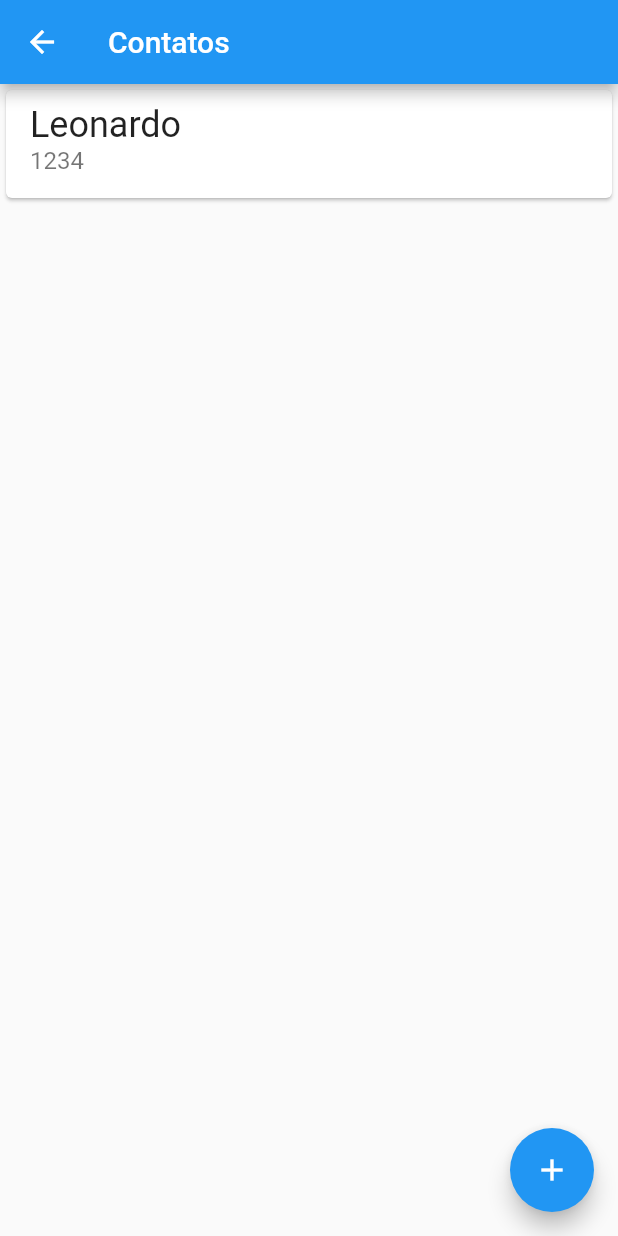
After one commit to leoomolina/alura-byte-bank, a Flutter app: the screen it shows after launch, after a tap on "Contacts", on a phone screen of 412 x 824 dp. The commit adds this screen. Run offline on Flutter 3.47's test engine with Material 2 defaults, Android fonts, the phone set to English and light mode, and no system bars.

Commit message:
Implementando o Dashboard

```diff
--- a/lib/main.dart
+++ b/lib/main.dart
@@ -1,3 +1,4 @@
+import 'package:bytebank/screens/dashboard.dart';
 import 'package:flutter/material.dart';
 
 void main() => runApp(ByteBankApp());
@@ -17,49 +18,3 @@ class ByteBankApp extends StatelessWidget {
     );
   }
 }
-
-class Dashboard extends StatelessWidget {
-  @override
-  Widget build(BuildContext context) {
-    return Scaffold(
-      appBar: AppBar(
-        title: Text('Dashboard'),
-        backgroundColor: Theme.of(context).primaryColor,
-      ),
-      body: Column(
-        mainAxisAlignment: MainAxisAlignment.spaceBetween,
-        crossAxisAlignment: CrossAxisAlignment.start,
-        children: [
-          Padding(
-            padding: const EdgeInsets.all(8.0),
-            child: Image.asset('images/bytebank_logo.png'),
-          ),
-          Padding(
-            padding: const EdgeInsets.all(8.0),
-            child: Container(
-              padding: EdgeInsets.all(8.0),
-              height: 100,
-              width: 150,
-              color: Theme.of(context).primaryColor,
-              child: Column(
-                mainAxisAlignment: MainAxisAlignment.spaceBetween,
-                crossAxisAlignment: CrossAxisAlignment.start,
-                children: [
-                  Icon(
-                    Icons.people,
-                    color: Colors.white,
-                    size: 40,
-                  ),
-                  Text(
-                    'Contacts',
-                    style: TextStyle(color: Colors.white, fontSize: 24),
-                  ),
-                ],
-              ),
-            ),
-          )
-        ],
-      ),
-    );
-  }
-}
--- /dev/null
+++ b/lib/screens/contacts_list.dart
@@ -0,0 +1,32 @@
+import 'package:flutter/material.dart';
+
+class ContactsList extends StatelessWidget {
+  @override
+  Widget build(BuildContext context) {
+    return Scaffold(
+      appBar: AppBar(
+        title: Text('Contatos'),
+      ),
+      body: ListView(
+        children: <Widget>[
+          Card(
+            child: ListTile(
+              title: Text(
+                'Leonardo',
+                style: TextStyle(fontSize: 24),
+              ),
+              subtitle: Text(
+                '1234',
+                style: TextStyle(fontSize: 16),
+              ),
+            ),
+          )
+        ],
+      ),
+      floatingActionButton: FloatingActionButton(
+        onPressed: () {},
+        child: Icon(Icons.add),
+      ),
+    );
+  }
+}
--- /dev/null
+++ b/lib/screens/dashboard.dart
@@ -0,0 +1,57 @@
+import 'package:bytebank/screens/contacts_list.dart';
+import 'package:flutter/material.dart';
+
+class Dashboard extends StatelessWidget {
+  @override
+  Widget build(BuildContext context) {
+    return Scaffold(
+      appBar: AppBar(
+        title: Text('Dashboard'),
+        backgroundColor: Theme.of(context).primaryColor,
+      ),
+      body: Column(
+        mainAxisAlignment: MainAxisAlignment.spaceBetween,
+        crossAxisAlignment: CrossAxisAlignment.start,
+        children: [
+          Padding(
+            padding: const EdgeInsets.all(8.0),
+            child: Image.asset('images/bytebank_logo.png'),
+          ),
+          Padding(
+            padding: const EdgeInsets.all(8.0),
+            child: Material(
+              color: Theme.of(context).primaryColor,
+              child: InkWell(
+                onTap: () {
+                  Navigator.of(context).push(MaterialPageRoute(
+                    builder: (context) => ContactsList(),
+                  ));
+                },
+                child: Container(
+                  padding: EdgeInsets.all(8.0),
+                  height: 100,
+                  width: 150,
+                  child: Column(
+                    mainAxisAlignment: MainAxisAlignment.spaceBetween,
+                    crossAxisAlignment: CrossAxisAlignment.start,
+                    children: [
+                      Icon(
+                        Icons.people,
+                        color: Colors.white,
+                        size: 40,
+                      ),
+                      Text(
+                        'Contacts',
+                        style: TextStyle(color: Colors.white, fontSize: 24),
+                      ),
+                    ],
+                  ),
+                ),
+              ),
+            ),
+          )
+        ],
+      ),
+    );
+  }
+}
```
